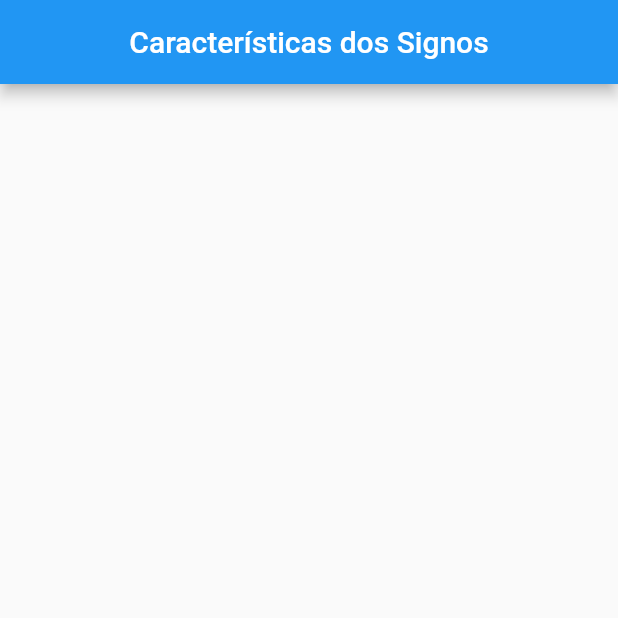
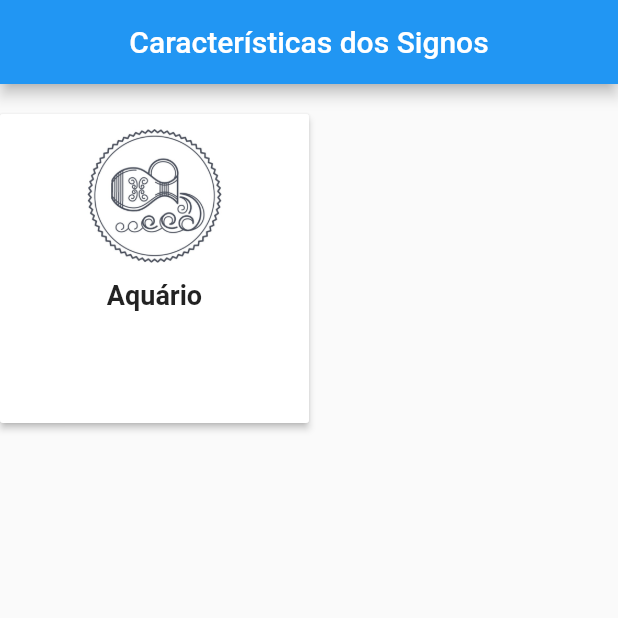
Before and after one commit to rochac2lee/signos-flutter, a Flutter app: the screen it shows after launch, on a phone screen of 412 x 824 dp, the top half of it. Run offline on Flutter 3.47's test engine with Material 2 defaults, Android fonts, the phone set to English and light mode, and no system bars.

Commit message:
Inserindo um GridView para listar todos os signos

```diff
--- a/lib/pages/lista_signos.dart
+++ b/lib/pages/lista_signos.dart
@@ -1,19 +1,19 @@
-
 import 'package:flutter/material.dart';
+import 'package:signos/utils/card_signo.dart';
 
 class ListaSignos extends StatelessWidget {
-
   @override
   Widget build(BuildContext context) {
-
     return Scaffold(
       appBar: AppBar(
         title: Text("Características dos Signos"),
         centerTitle: true,
       ),
-      body: Container()
-
+      body: GridView.count(
+        padding: EdgeInsets.only(top: 20),
+        crossAxisCount: 2,
+        children: List.generate(1, (index) => CardSigno()),
+      ),
     );
-
   }
 }
```
